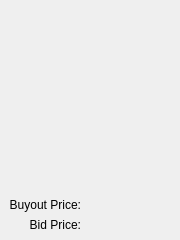
The window that chimera/ui/thumbnaildetail.ui (shiragaP/uAuction) describes before a commit, drawn with Qt 5.
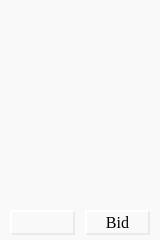
The same window after the commit.

Patch:
```diff
--- a/chimera/ui/thumbnaildetail.ui
+++ b/chimera/ui/thumbnaildetail.ui
@@ -6,20 +6,77 @@
    <rect>
     <x>0</x>
     <y>0</y>
-    <width>180</width>
+    <width>160</width>
     <height>240</height>
    </rect>
   </property>
   <property name="windowTitle">
    <string>Form</string>
   </property>
+  <property name="styleSheet">
+   <string notr="true">
+QWidget#Form
+{
+	background-color: rgba(249, 249, 249, 255);
+}
+
+
+QWidget
+{
+	background-color: rgba(239, 239, 239, 0);
+	padding: 2px;
+}
+
+
+QPushButton 
+{
+	background-color: qlineargradient(x1:0, y1:0, x2:1, y2:1,
+stop:0 rgba(200, 200, 200, 255), 
+stop:0.5 rgba(221, 221, 221, 255),
+stop:1 rgba(200, 200, 200, 255));
+	border-style: outset;
+    border-width: 2px;
+    border-color: rgba(234, 234, 234, 255)
+ }
+
+QPushButton#pushButton_02_buyitnow
+{
+	background-color: qlineargradient(x1:0, y1:0, x2:1, y2:1,
+stop:0 rgba(234, 0, 0, 255), 
+stop:0.5 rgba(255, 39, 39, 255),
+stop:1 rgba(234, 0, 0, 255));
+	color: rgb(249, 249, 249);
+}
+
+ QPushButton:pressed {
+	background-color: rgb(221, 221, 221);
+ }
+
+ QPushButton:hover {
+	 background-color: qlineargradient(x1:0, y1:0, x2:1, y2:1,
+stop:0 rgba(229, 229, 229, 255), 
+stop:0.5 rgba(221, 221, 221, 255),
+stop:1 rgba(229, 229, 229, 221));
+    border-color: rgba(221, 128, 32, 255)
+ }
+
+
+QLineEdit
+{
+	background-color:  rgba(230, 230, 230, 255);
+	border-style: outset;
+    border-width: 2px;
+    border-color: rgba(234, 234, 234, 255);
+ }
+</string>
+  </property>
   <widget class="QLabel" name="label_thumbnail">
    <property name="geometry">
     <rect>
-     <x>15</x>
-     <y>5</y>
-     <width>150</width>
-     <height>150</height>
+     <x>0</x>
+     <y>0</y>
+     <width>160</width>
+     <height>160</height>
     </rect>
    </property>
    <property name="text">
@@ -32,8 +89,8 @@
   <widget class="QLabel" name="label_name">
    <property name="geometry">
     <rect>
-     <x>10</x>
-     <y>170</y>
+     <x>-1</x>
+     <y>165</y>
      <width>160</width>
      <height>20</height>
     </rect>
@@ -47,62 +104,88 @@
     <string>&lt;Name&gt;</string>
    </property>
   </widget>
-  <widget class="QLabel" name="label_buyoutprice_head">
-   <property name="geometry">
-    <rect>
-     <x>10</x>
-     <y>195</y>
-     <width>71</width>
-     <height>20</height>
-    </rect>
-   </property>
-   <property name="text">
-    <string>Buyout Price:</string>
-   </property>
-   <property name="alignment">
-    <set>Qt::AlignRight|Qt::AlignTrailing|Qt::AlignVCenter</set>
-   </property>
-  </widget>
-  <widget class="QLabel" name="label_bidprice_head">
-   <property name="geometry">
-    <rect>
-     <x>10</x>
-     <y>215</y>
-     <width>71</width>
-     <height>20</height>
-    </rect>
-   </property>
-   <property name="text">
-    <string>Bid Price:</string>
-   </property>
-   <property name="alignment">
-    <set>Qt::AlignRight|Qt::AlignTrailing|Qt::AlignVCenter</set>
-   </property>
-  </widget>
   <widget class="QLabel" name="label_bidprice">
    <property name="geometry">
     <rect>
-     <x>90</x>
-     <y>215</y>
-     <width>81</width>
-     <height>20</height>
+     <x>85</x>
+     <y>185</y>
+     <width>65</width>
+     <height>25</height>
     </rect>
    </property>
+   <property name="font">
+    <font>
+     <pointsize>10</pointsize>
+    </font>
+   </property>
    <property name="text">
     <string>&lt;Bid&gt;</string>
    </property>
+   <property name="alignment">
+    <set>Qt::AlignCenter</set>
+   </property>
   </widget>
   <widget class="QLabel" name="label_buyoutprice">
    <property name="geometry">
     <rect>
-     <x>90</x>
-     <y>195</y>
-     <width>81</width>
-     <height>20</height>
+     <x>10</x>
+     <y>185</y>
+     <width>65</width>
+     <height>25</height>
     </rect>
    </property>
+   <property name="font">
+    <font>
+     <pointsize>10</pointsize>
+    </font>
+   </property>
    <property name="text">
     <string>&lt;Buyout&gt;</string>
+   </property>
+   <property name="alignment">
+    <set>Qt::AlignCenter</set>
+   </property>
+  </widget>
+  <widget class="QPushButton" name="pushButton_01_bid">
+   <property name="geometry">
+    <rect>
+     <x>85</x>
+     <y>210</y>
+     <width>65</width>
+     <height>25</height>
+    </rect>
+   </property>
+   <property name="font">
+    <font>
+     <family>Times New Roman</family>
+     <pointsize>12</pointsize>
+     <weight>50</weight>
+     <bold>false</bold>
+    </font>
+   </property>
+   <property name="text">
+    <string>Bid</string>
+   </property>
+  </widget>
+  <widget class="QPushButton" name="pushButton_02_buyitnow">
+   <property name="geometry">
+    <rect>
+     <x>10</x>
+     <y>210</y>
+     <width>65</width>
+     <height>25</height>
+    </rect>
+   </property>
+   <property name="font">
+    <font>
+     <family>Times New Roman</family>
+     <pointsize>12</pointsize>
+     <weight>50</weight>
+     <bold>false</bold>
+    </font>
+   </property>
+   <property name="text">
+    <string>Buy</string>
    </property>
   </widget>
  </widget>
```
